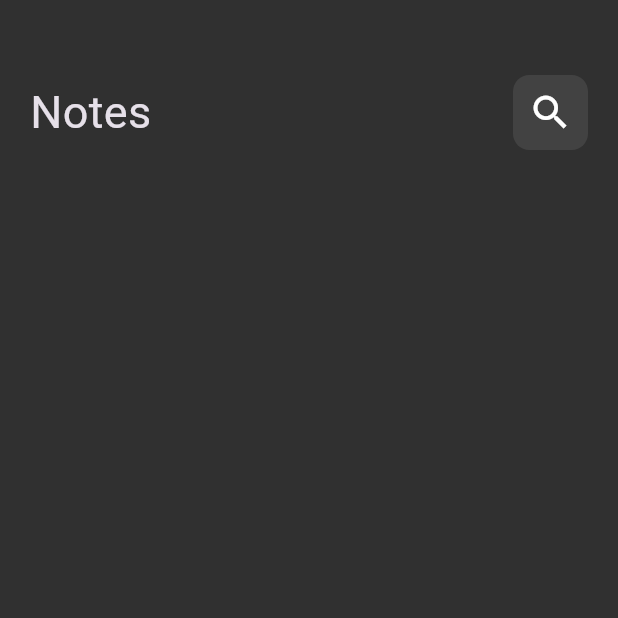
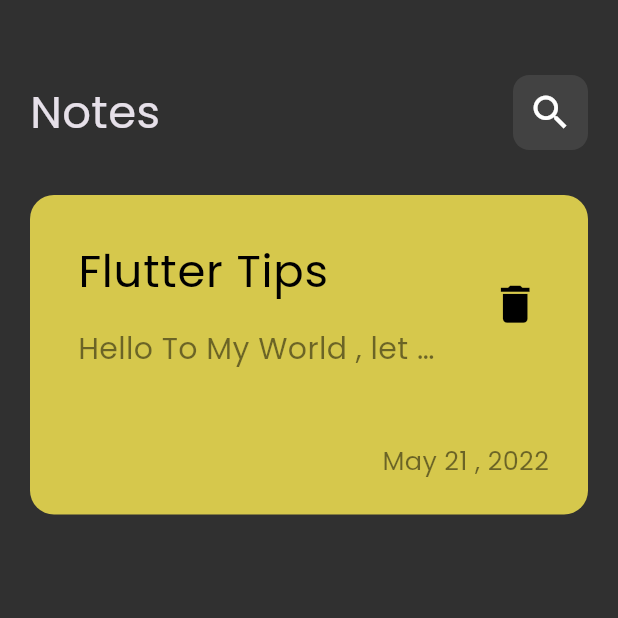
Before and after one commit to Samah-Osama/notes_app, a Flutter app: the screen it shows after launch, on a phone screen of 412 x 824 dp, the top half of it. Run offline on Flutter 3.47's test engine with Material 3 defaults, Android fonts, the phone set to English and light mode, and no system bars.

Commit message:
creat custom note item

```diff
--- /dev/null
+++ b/lib/Views/Widgets/custom-note_item.dart
@@ -0,0 +1,56 @@
+import 'package:flutter/material.dart';
+
+class NoteItem extends StatelessWidget {
+  const NoteItem({super.key});
+  @override
+  Widget build(BuildContext context) {
+    return Container(
+      decoration: BoxDecoration(
+        color: Color.fromARGB(255, 214, 200, 76),
+        borderRadius: BorderRadius.circular(16),
+      ),
+      child: Padding(
+        padding: const EdgeInsets.only(top: 20, left: 16, bottom: 24),
+        child: Column(
+          crossAxisAlignment: CrossAxisAlignment.end,
+          children: [
+            ListTile(
+              title: const Text(
+                'Flutter Tips',
+                style: TextStyle(color: Colors.black, fontSize: 30),
+              ),
+              subtitle: Padding(
+                padding: const EdgeInsets.only(top: 15),
+                child: Text(
+                  overflow: TextOverflow.ellipsis,
+                  'Hello To My World , let me take u to  a journey to the sky ',
+                  style: TextStyle(
+                      color: Colors.black.withOpacity(.5), fontSize: 20),
+                ),
+              ),
+              trailing: IconButton(
+                onPressed: () {},
+                icon: Icon(
+                  Icons.delete,
+                  color: Colors.black,
+                  size: 33,
+                ),
+              ),
+            ),
+            Padding(
+              padding: const EdgeInsets.only(right: 26),
+              child: Padding(
+                padding: const EdgeInsets.only(top: 40),
+                child: Text(
+                  'May 21 , 2022',
+                  style: TextStyle(
+                      color: Colors.black.withOpacity(.5), fontSize: 17),
+                ),
+              ),
+            ),
+          ],
+        ),
+      ),
+    );
+  }
+}
--- a/lib/Views/Widgets/notes_view_body.dart
+++ b/lib/Views/Widgets/notes_view_body.dart
@@ -1,16 +1,21 @@
 import 'package:flutter/material.dart';
 import 'package:notes_app/Views/Widgets/custom_app_bar.dart';
+import 'package:notes_app/Views/Widgets/custom-note_item.dart';
 
 class NotesViewBody extends StatelessWidget {
   const NotesViewBody({super.key});
   @override
   Widget build(BuildContext context) {
     return const Padding(
-      padding:  EdgeInsets.symmetric(horizontal: 20),
-      child:  Column(
+      padding: EdgeInsets.symmetric(horizontal: 20),
+      child: Column(
         children: [
           SizedBox(height: 50),
           CustomAppBar(),
+          SizedBox(
+            height: 30,
+          ),
+          NoteItem()
         ],
       ),
     );
--- a/lib/main.dart
+++ b/lib/main.dart
@@ -14,6 +14,7 @@ class NoteApp extends StatelessWidget {
       routes: {NotesView.id: (context) => NotesView()},
       initialRoute: NotesView.id,
       theme: ThemeData(
+          fontFamily: 'Poppins',
           brightness: Brightness.dark,
           scaffoldBackgroundColor: Color(0xFF303030)),
     );
```
Also changed, not shown: pubspec.yaml (+6 -11 lines), assets/fonts/Poppins-Regular.ttf (added).
